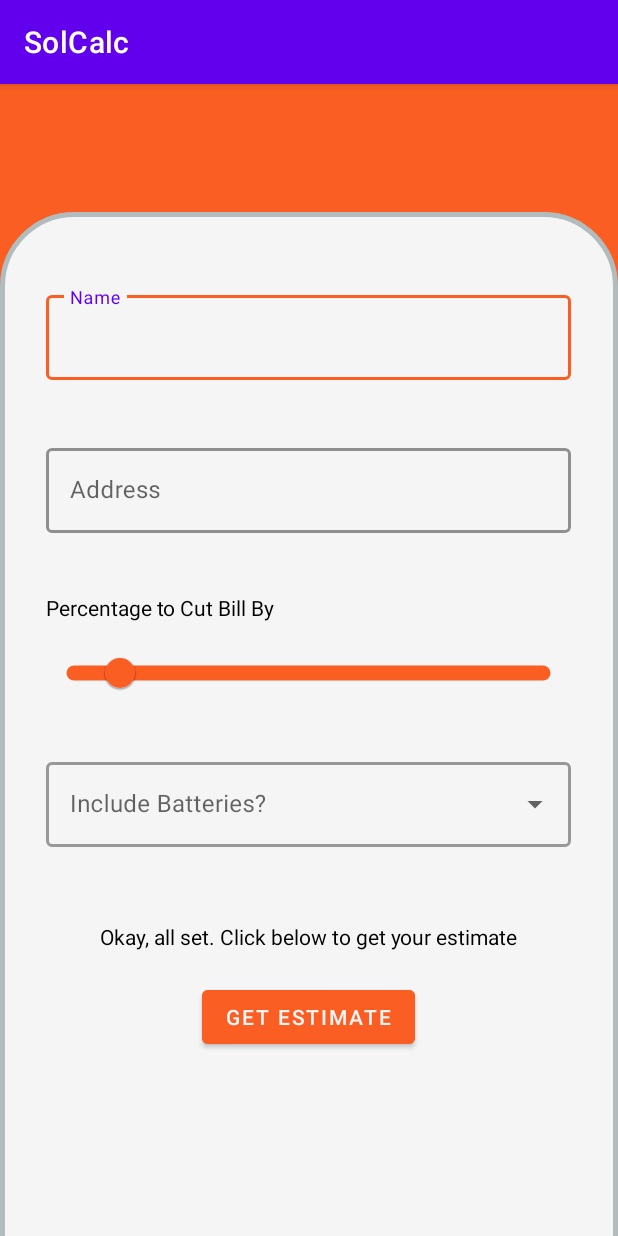
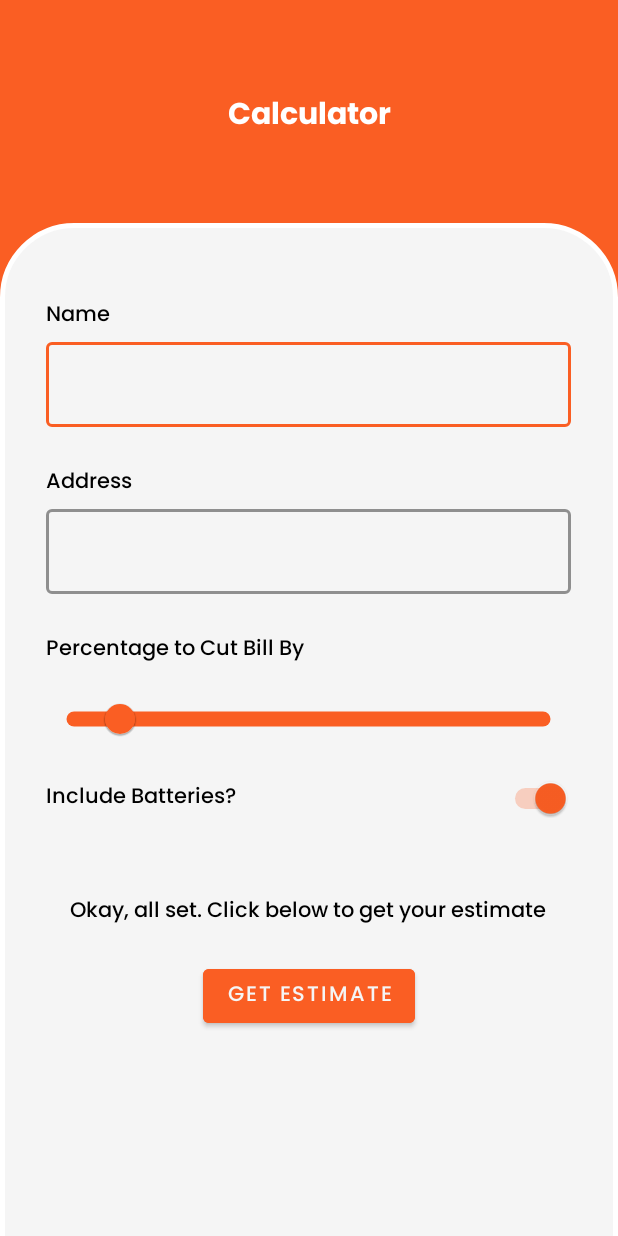
Before and after one commit to ro-neil/solcalc, an Android app: the screen it shows after launch (CalculatorActivity), on a phone screen of 412 x 824 dp. Run offline under Robolectric (Android 15) with nearby library versions, the phone set to English and light mode, and no system bars.

Commit message:
Calc screen just needs to do calcs now.

```diff
--- a/app/src/main/AndroidManifest.xml
+++ b/app/src/main/AndroidManifest.xml
@@ -11,7 +11,7 @@
         android:theme="@style/Theme.SolCalc">
         <activity
             android:name=".MainActivity"
-            android:exported="true" />
+            android:exported="false" />
         <activity
             android:name=".CalculatorActivity"
             android:exported="true">
--- a/app/src/main/java/com/example/solcalc/CalculatorActivity.kt
+++ b/app/src/main/java/com/example/solcalc/CalculatorActivity.kt
@@ -1,22 +1,60 @@
 package com.example.solcalc
 
+import android.app.Activity
+import android.content.Intent
 import androidx.appcompat.app.AppCompatActivity
 import android.os.Bundle
+import android.text.TextUtils
+import android.util.Log
+import android.widget.AutoCompleteTextView
 import android.widget.Button
+import android.widget.Switch
+import com.example.solcalc.model.EstimateViewModel
 import com.google.android.material.slider.Slider
+import com.google.android.material.textfield.TextInputEditText
 import com.google.android.material.textfield.TextInputLayout
+import org.w3c.dom.Text
+import java.security.KeyStore
 
 class CalculatorActivity : AppCompatActivity() {
 
-//    private lateinit var editName: TextInputLayout
-//    private lateinit var editAddress: TextInputLayout
-//    private lateinit var slider: Slider
-//    private lateinit var batteries:TextInputLayout
+    lateinit var estimateViewModel: EstimateViewModel
 
     override fun onCreate(savedInstanceState: Bundle?) {
         super.onCreate(savedInstanceState)
         setContentView(R.layout.activity_calculator)
 
+        val editName: TextInputEditText = findViewById(R.id.client_name)
+        val editAddress: TextInputEditText = findViewById(R.id.client_addr)
+        val slider: Slider = findViewById(R.id.billCut)
+        val batteries: Switch = findViewById(R.id.ifBatteries)
 
+
+        val getEstimateBtn: Button = findViewById(R.id.get_estimate)
+        getEstimateBtn.setOnClickListener{
+            val genEstimateIntent = Intent()
+            val name = editName.text.toString()
+            val address = editAddress.text.toString()
+            val billCutVal = slider.value.toInt()
+            val batteriesBool = batteries.isChecked
+
+            if(TextUtils.isEmpty(name) || TextUtils.isEmpty(address) || billCutVal == null){
+                setResult(Activity.RESULT_CANCELED, genEstimateIntent)
+            }else{
+                genEstimateIntent.putExtra(CLIENT_NAME, name)
+                genEstimateIntent.putExtra(CLIENT_ADDR, address)
+                genEstimateIntent.putExtra(CLIENT_BILL_CUT, billCutVal)
+                genEstimateIntent.putExtra(CLIENT_IF_BATTERIES, batteriesBool)
+                setResult(Activity.RESULT_OK,genEstimateIntent)
+            }
+            finish()
+        }
+    }
+
+    companion object{
+        const val CLIENT_NAME = "client_name"
+        const val CLIENT_ADDR = "client_address"
+        const val CLIENT_BILL_CUT = "bill_cut"
+        const val CLIENT_IF_BATTERIES = "batteries_desc"
     }
 }
--- a/app/src/main/java/com/example/solcalc/model/SolCalcRepo.kt
+++ b/app/src/main/java/com/example/solcalc/model/SolCalcRepo.kt
@@ -8,8 +8,7 @@ import com.example.solcalc.model.estimate.EstimateDao
 
 class SolCalcRepo (private val clientDao: ClientDao, private val estimateDao: EstimateDao){
 
-
-    val client: LiveData<List<Client>> = clientDao.getLastThreeEntries()
+    val clients: LiveData<List<Client>> = clientDao.getLastThreeEntries()
 
     suspend fun insert(client: Client){
         clientDao.insertClient(client)
--- a/app/src/main/java/com/example/solcalc/model/client/Client.kt
+++ b/app/src/main/java/com/example/solcalc/model/client/Client.kt
@@ -7,7 +7,4 @@ import androidx.room.PrimaryKey
 data class Client(
     @PrimaryKey(autoGenerate = true) var cid: Int,
     var name: String,
-    var addr: String,
-    var avgLB: Double,
-    var perCut: Int,
-    var batteries: Boolean)
+    var addr: String)
--- a/app/src/main/res/drawable/layout_bg.xml
+++ b/app/src/main/res/drawable/layout_bg.xml
@@ -1,7 +1,7 @@
 <?xml version="1.0" encoding="utf-8"?>
 <shape xmlns:android="http://schemas.android.com/apk/res/android">
     <solid android:color="#F5F5F5"/>
-    <stroke android:width="3dp" android:color="#B1BCBE" />
+    <stroke android:width="3dp" android:color="@color/white" />
     <corners android:radius="48dp"/>
     <corners android:bottomLeftRadius="0dp" android:bottomRightRadius="0dp"/>
     <padding android:left="0dp" android:top="0dp" android:right="0dp" android:bottom="0dp" />
--- a/app/src/main/res/layout/activity_calculator.xml
+++ b/app/src/main/res/layout/activity_calculator.xml
@@ -7,10 +7,25 @@
     tools:context=".CalculatorActivity"
     android:background="@color/orange">
 
+    <TextView
+        android:id="@+id/screen_name"
+        android:layout_width="350dp"
+        android:layout_height="wrap_content"
+        android:layout_gravity="center"
+        android:layout_marginTop="60dp"
+        android:fontFamily="@font/poppins_bold"
+        android:text="@string/calc"
+        android:textAlignment="center"
+        android:textColor="@color/white"
+        android:textSize="20sp"
+        app:layout_constraintEnd_toEndOf="parent"
+        app:layout_constraintStart_toStartOf="parent"
+        app:layout_constraintTop_toTopOf="parent" />
+
     <LinearLayout
         android:layout_width="match_parent"
         android:layout_height="707dp"
-        android:layout_marginTop="110dp"
+        android:layout_marginTop="180dp"
         android:background="@drawable/layout_bg"
         android:orientation="vertical"
         app:layout_constraintBottom_toBottomOf="parent"
@@ -18,14 +33,21 @@
         app:layout_constraintStart_toStartOf="parent"
         app:layout_constraintTop_toTopOf="parent">
 
+        <TextView
+            android:layout_width="350dp"
+            android:layout_height="wrap_content"
+            android:layout_gravity="center"
+            android:layout_marginTop="50dp"
+            android:text="@string/c_name"
+            android:textColor="@color/black"
+            android:fontFamily="@font/poppins_medium"/>
+
         <com.google.android.material.textfield.TextInputLayout
             android:id="@+id/client_name_label"
             style="@style/Widget.MaterialComponents.TextInputLayout.OutlinedBox"
             android:layout_width="350dp"
             android:layout_height="wrap_content"
             android:layout_gravity="center"
-            android:layout_marginTop="50dp"
-            android:hint="@string/c_name"
             android:visibility="visible"
             app:boxStrokeColor="@color/orange"
             app:boxStrokeWidth="1.8dp">
@@ -39,14 +61,21 @@
 
         </com.google.android.material.textfield.TextInputLayout>
 
+        <TextView
+            android:layout_width="350dp"
+            android:layout_height="wrap_content"
+            android:layout_gravity="center"
+            android:layout_marginTop="15dp"
+            android:text="@string/c_addr"
+            android:textColor="@color/black"
+            android:fontFamily="@font/poppins_medium"/>
+
         <com.google.android.material.textfield.TextInputLayout
             android:id="@+id/client_addr_label"
             style="@style/Widget.MaterialComponents.TextInputLayout.OutlinedBox"
             android:layout_width="350dp"
             android:layout_height="wrap_content"
             android:layout_gravity="center"
-            android:layout_marginTop="30dp"
-            android:hint="@string/c_addr"
             android:visibility="visible"
             app:boxStrokeWidth="1.8dp"
             app:boxStrokeColor="@color/orange">
@@ -64,9 +93,10 @@
             android:layout_width="350dp"
             android:layout_height="wrap_content"
             android:layout_gravity="center"
-            android:layout_marginTop="30dp"
+            android:layout_marginTop="15dp"
             android:text="@string/percent_cut"
-            android:textColor="@color/black"/>
+            android:textColor="@color/black"
+            android:fontFamily="@font/poppins_medium"/>
 
         <com.google.android.material.slider.Slider
             android:id="@+id/billCut"
@@ -83,21 +113,17 @@
             app:tickVisible="false"
             app:thumbColor="@color/orange"/>
 
-        <com.google.android.material.textfield.TextInputLayout
-            style="@style/Widget.MaterialComponents.TextInputLayout.OutlinedBox.ExposedDropdownMenu"
+        <Switch
+            android:id="@+id/ifBatteries"
+            android:layout_marginTop="15dp"
             android:layout_width="350dp"
             android:layout_height="wrap_content"
             android:layout_gravity="center"
-            android:layout_marginTop="30dp"
-            android:hint="@string/batteries"
-            app:boxStrokeWidth="1.8dp">
-
-            <AutoCompleteTextView
-                android:id="@+id/if_batteries"
-                android:layout_width="match_parent"
-                android:layout_height="wrap_content"
-                android:inputType="none"/>
-        </com.google.android.material.textfield.TextInputLayout>
+            android:text="@string/batteries"
+            android:fontFamily="@font/poppins_medium"
+            android:checked="true"
+            android:textOn="Yes"
+            android:textOff="No"/>
 
         <TextView
             android:layout_width="350dp"
@@ -106,7 +132,8 @@
             android:layout_marginTop="50dp"
             android:text="@string/click_below"
             android:textAlignment="center"
-            android:textColor="@color/black"/>
+            android:textColor="@color/black"
+            android:fontFamily="@font/poppins_medium"/>
 
         <Button
             android:id="@+id/get_estimate"
@@ -116,7 +143,10 @@
             android:layout_gravity="center"
             android:layout_marginTop="20dp"
             android:backgroundTint="@color/orange"
-            android:textColor="@color/cultured"/>
+            android:textColor="@color/cultured"
+            android:fontFamily="@font/poppins_medium"/>
+
+
 
     </LinearLayout>
 
--- a/app/src/main/res/values/strings.xml
+++ b/app/src/main/res/values/strings.xml
@@ -10,4 +10,5 @@
         <item>Yes</item>
         <item>No</item>
     </string-array>
+    <string name="calc">Calculator</string>
 </resources>
--- a/app/src/main/res/values/themes.xml
+++ b/app/src/main/res/values/themes.xml
@@ -1,13 +1,13 @@
 <resources xmlns:tools="http://schemas.android.com/tools">
     <!-- Base application theme. -->
-    <style name="Theme.SolCalc" parent="Theme.MaterialComponents.DayNight.DarkActionBar">
+    <style name="Theme.SolCalc" parent="Theme.MaterialComponents.DayNight.NoActionBar">
         <!-- Primary brand color. -->
-        <item name="colorPrimary">@color/purple_500</item>
-        <item name="colorPrimaryVariant">@color/purple_700</item>
+        <item name="colorPrimary">@color/orange</item>
+        <item name="colorPrimaryVariant">@color/orange</item>
         <item name="colorOnPrimary">@color/white</item>
         <!-- Secondary brand color. -->
-        <item name="colorSecondary">@color/teal_200</item>
-        <item name="colorSecondaryVariant">@color/teal_700</item>
+        <item name="colorSecondary">@color/orange</item>
+        <item name="colorSecondaryVariant">@color/orange</item>
         <item name="colorOnSecondary">@color/black</item>
         <!-- Status bar color. -->
         <item name="android:statusBarColor" tools:targetApi="l">?attr/colorPrimaryVariant</item>
```
Also changed, not shown: app/src/main/java/com/example/solcalc/model/EstimateViewModel.kt (+13 -2 lines), app/src/main/java/com/example/solcalc/model/SolCalcDatabase.kt (+4 -3 lines), app/src/main/res/drawable/textfield_bg.xml (added, +9 -0 lines).
